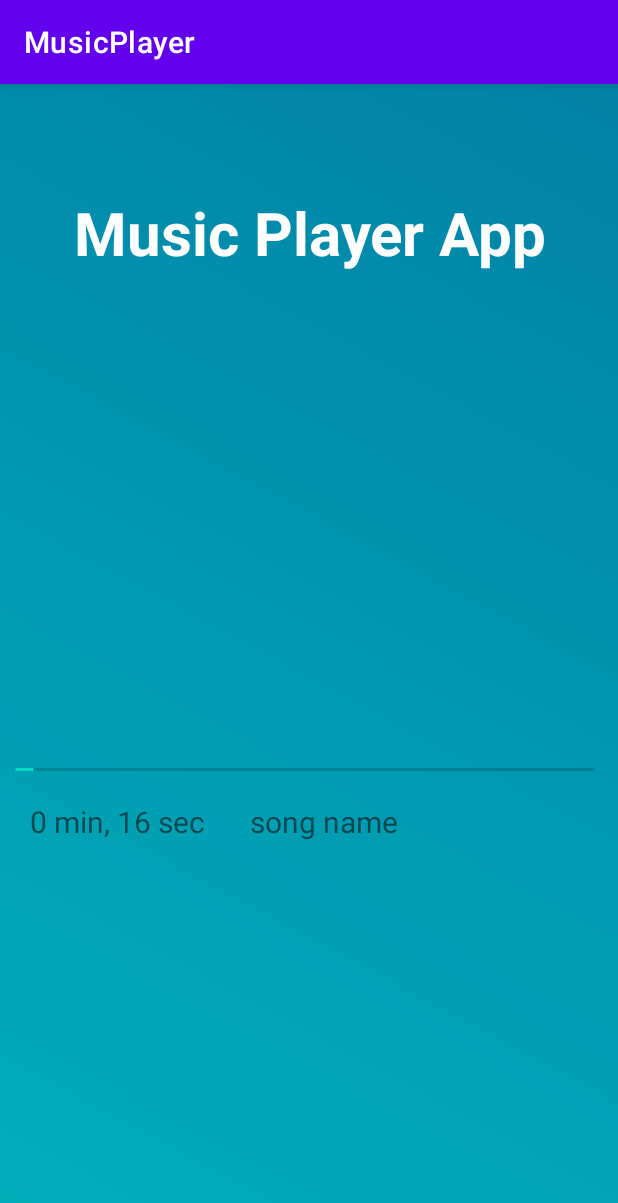
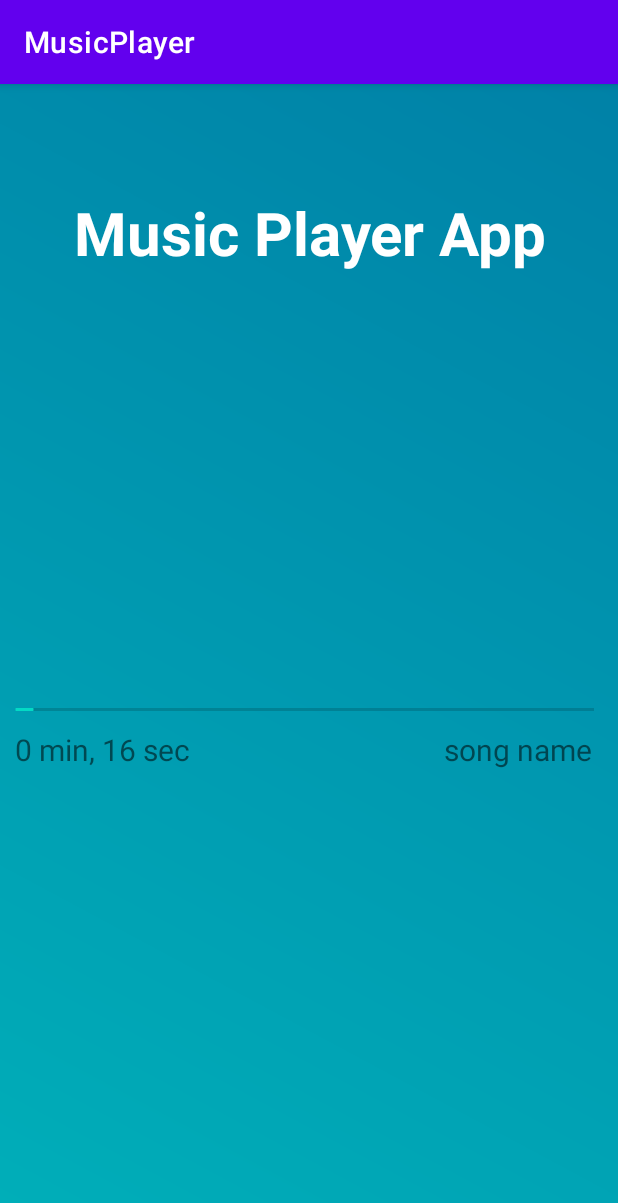
Before and after one commit to Aman7766/music-player-android, an Android app: the MainActivity screen opened directly, with no data from a screen before it, on a phone screen of 412 x 824 dp. Shown: the top 1203 px of the screen. Run offline under Robolectric (Android 15) with nearby library versions, the phone set to English and light mode, and no system bars.

Commit message:
Added Ui Update

```diff
--- a/app/src/main/res/layout/activity_main.xml
+++ b/app/src/main/res/layout/activity_main.xml
@@ -24,12 +24,13 @@
 
     <ImageView
         android:id="@+id/img"
-        android:layout_width="250dp"
+        android:layout_width="match_parent"
         android:layout_height="250dp"
-        android:layout_marginTop="60dp"
+        android:layout_marginTop="20dp"
         app:layout_constraintEnd_toEndOf="parent"
         app:layout_constraintStart_toStartOf="parent"
         app:layout_constraintTop_toBottomOf="@+id/textView" />
+
 
     <SeekBar
         android:layout_width="match_parent"
@@ -40,29 +41,34 @@
         app:layout_constraintStart_toStartOf="parent"
         app:layout_constraintTop_toBottomOf="@+id/img"
         >
+    </SeekBar>
 
-    </SeekBar>
     <TextView
         android:id="@+id/time"
         android:layout_width="wrap_content"
         android:layout_height="wrap_content"
+        android:layout_marginStart="10dp"
+        android:layout_marginTop="12dp"
         android:text="0 min, 16 sec "
+        android:textSize="20dp"
         app:layout_constraintStart_toStartOf="parent"
-        app:layout_constraintTop_toBottomOf="@id/seekbar"
-        android:layout_marginTop="20dp"
-        android:textSize="20dp"
-        android:layout_marginStart="20dp">
+        app:layout_constraintTop_toBottomOf="@id/seekbar">
 
     </TextView>
+
     <TextView
+        android:id="@+id/endtime"
         android:layout_width="wrap_content"
         android:layout_height="wrap_content"
+        android:layout_marginTop="12dp"
         android:text="song name"
         android:textSize="20dp"
+        android:layout_marginEnd="10dp"
+        app:layout_constraintEnd_toEndOf="parent"
+        app:layout_constraintHorizontal_bias="0.976"
         app:layout_constraintStart_toStartOf="@id/time"
-        app:layout_constraintTop_toBottomOf="@id/seekbar"
-        android:layout_marginTop="20dp"
-        app:layout_constraintEnd_toEndOf="parent">
+        app:layout_constraintTop_toBottomOf="@id/seekbar">
+
     </TextView>
 
 
```
